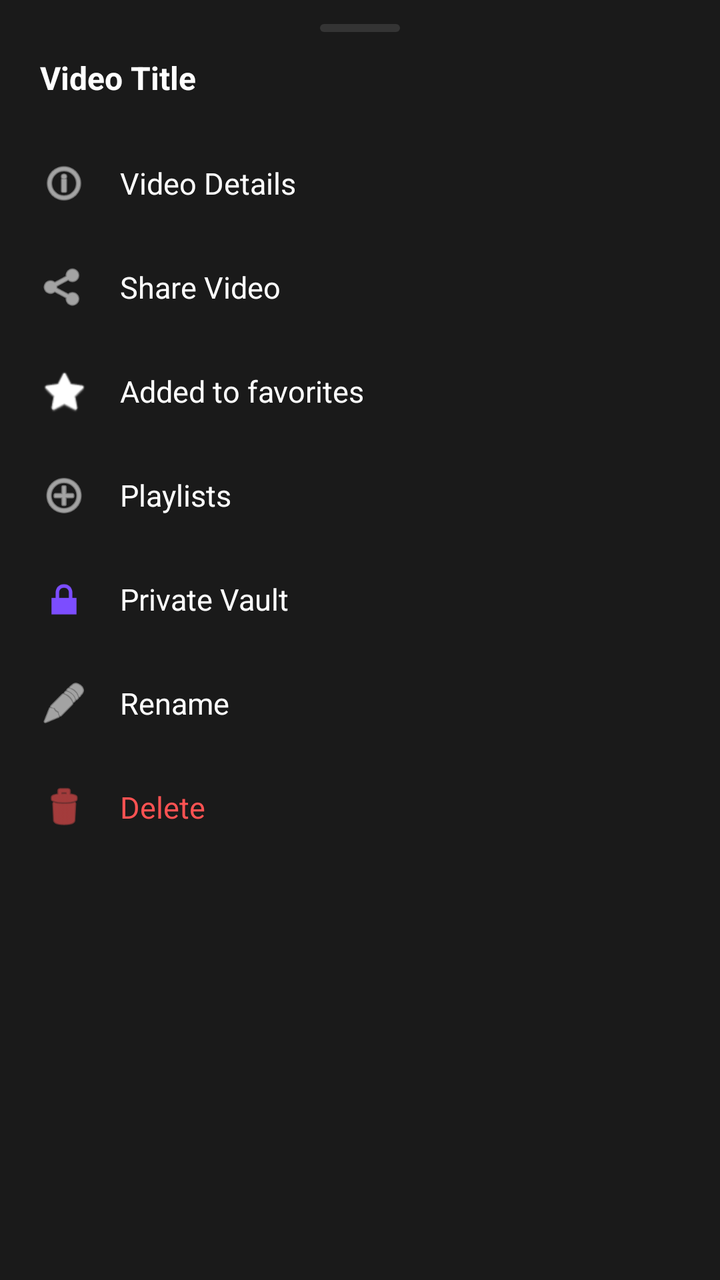
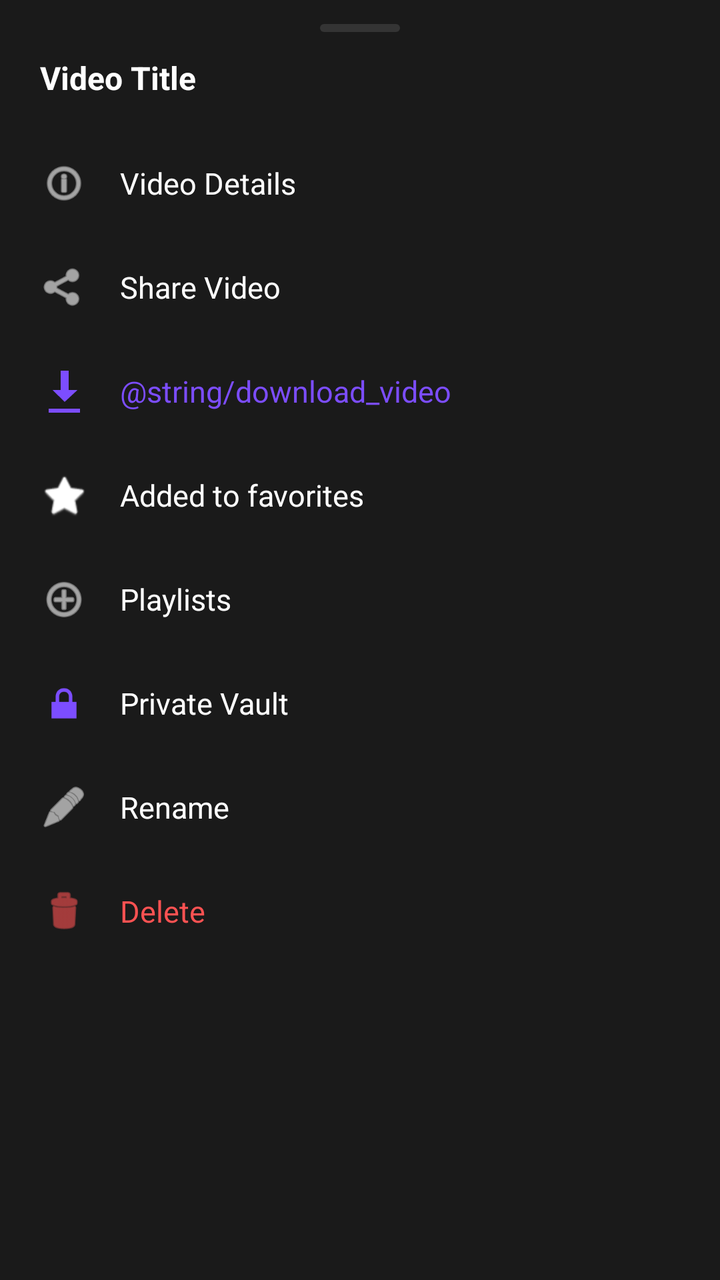

An Android layout rendered at two revisions. The XML below is the earlier revision; the diff shows what the commit changed to produce the second picture.
<!-- AndroidManifest.xml: application theme Theme.VidViewer -->
<!-- res/layout/bottom_sheet_video_options.xml -->
<?xml version="1.0" encoding="utf-8"?>
<LinearLayout
    xmlns:android="http://schemas.android.com/apk/res/android"
    android:layout_width="match_parent"
    android:layout_height="wrap_content"
    android:orientation="vertical"
    android:background="?attr/colorSurface"
    android:paddingBottom="24dp">

    
    <View
        android:layout_width="40dp"
        android:layout_height="4dp"
        android:layout_gravity="center_horizontal"
        android:layout_marginTop="12dp"
        android:layout_marginBottom="12dp"
        android:background="@drawable/bg_drag_handle" />

    
    <TextView
        android:id="@+id/tv_video_title"
        android:layout_width="match_parent"
        android:layout_height="wrap_content"
        android:text="Video Title"
        android:textSize="16sp"
        android:textStyle="bold"
        android:textColor="?attr/colorOnSurface"
        android:maxLines="2"
        android:ellipsize="end"
        android:paddingHorizontal="20dp"
        android:paddingBottom="16dp" />

    
    <LinearLayout
        android:id="@+id/option_details"
        android:layout_width="match_parent"
        android:layout_height="52dp"
        android:orientation="horizontal"
        android:gravity="center_vertical"
        android:paddingHorizontal="20dp"
        android:background="?attr/selectableItemBackground">

        <ImageView android:layout_width="24dp" android:layout_height="24dp"
            android:src="@android:drawable/ic_menu_info_details"
            android:tint="?attr/colorOnSurface" />
        <TextView android:layout_width="wrap_content" android:layout_height="wrap_content"
            android:text="@string/video_details" android:textSize="15sp"
            android:textColor="?attr/colorOnSurface" android:layout_marginStart="16dp" />
    </LinearLayout>

    
    <LinearLayout
        android:id="@+id/option_share"
        android:layout_width="match_parent"
        android:layout_height="52dp"
        android:orientation="horizontal"
        android:gravity="center_vertical"
        android:paddingHorizontal="20dp"
        android:background="?attr/selectableItemBackground">

        <ImageView android:layout_width="24dp" android:layout_height="24dp"
            android:src="@android:drawable/ic_menu_share"
            android:tint="?attr/colorOnSurface" />
        <TextView android:layout_width="wrap_content" android:layout_height="wrap_content"
            android:text="@string/share_video" android:textSize="15sp"
            android:textColor="?attr/colorOnSurface" android:layout_marginStart="16dp" />
    </LinearLayout>

    
    <LinearLayout
        android:id="@+id/option_favorite"
        android:layout_width="match_parent"
        android:layout_height="52dp"
        android:orientation="horizontal"
        android:gravity="center_vertical"
        android:paddingHorizontal="20dp"
        android:background="?attr/selectableItemBackground">

        <ImageView android:layout_width="24dp" android:layout_height="24dp"
            android:src="@android:drawable/btn_star_big_off"
            android:tint="?attr/colorOnSurface" />
        <TextView android:layout_width="wrap_content" android:layout_height="wrap_content"
            android:text="@string/added_to_favorites" android:textSize="15sp"
            android:textColor="?attr/colorOnSurface" android:layout_marginStart="16dp" />
    </LinearLayout>

    
    <LinearLayout
        android:id="@+id/option_playlist"
        android:layout_width="match_parent"
        android:layout_height="52dp"
        android:orientation="horizontal"
        android:gravity="center_vertical"
        android:paddingHorizontal="20dp"
        android:background="?attr/selectableItemBackground">

        <ImageView android:layout_width="24dp" android:layout_height="24dp"
            android:src="@android:drawable/ic_menu_add"
            android:tint="?attr/colorOnSurface" />
        <TextView android:layout_width="wrap_content" android:layout_height="wrap_content"
            android:text="@string/playlists" android:textSize="15sp"
            android:textColor="?attr/colorOnSurface" android:layout_marginStart="16dp" />
    </LinearLayout>

    
    <LinearLayout
        android:id="@+id/option_vault"
        android:layout_width="match_parent"
        android:layout_height="52dp"
        android:orientation="horizontal"
        android:gravity="center_vertical"
        android:paddingHorizontal="20dp"
        android:background="?attr/selectableItemBackground">

        <ImageView android:layout_width="24dp" android:layout_height="24dp"
            android:src="@android:drawable/ic_lock_lock"
            android:tint="@color/vault_primary" />
        <TextView android:layout_width="wrap_content" android:layout_height="wrap_content"
            android:text="@string/private_vault" android:textSize="15sp"
            android:textColor="?attr/colorOnSurface" android:layout_marginStart="16dp" />
    </LinearLayout>

    
    <LinearLayout
        android:id="@+id/option_rename"
        android:layout_width="match_parent"
        android:layout_height="52dp"
        android:orientation="horizontal"
        android:gravity="center_vertical"
        android:paddingHorizontal="20dp"
        android:background="?attr/selectableItemBackground">

        <ImageView android:layout_width="24dp" android:layout_height="24dp"
            android:src="@android:drawable/ic_menu_edit"
            android:tint="?attr/colorOnSurface" />
        <TextView android:layout_width="wrap_content" android:layout_height="wrap_content"
            android:text="@string/rename_video" android:textSize="15sp"
            android:textColor="?attr/colorOnSurface" android:layout_marginStart="16dp" />
    </LinearLayout>

    
    <LinearLayout
        android:id="@+id/option_delete"
        android:layout_width="match_parent"
        android:layout_height="52dp"
        android:orientation="horizontal"
        android:gravity="center_vertical"
        android:paddingHorizontal="20dp"
        android:background="?attr/selectableItemBackground">

        <ImageView android:layout_width="24dp" android:layout_height="24dp"
            android:src="@android:drawable/ic_menu_delete"
            android:tint="@color/md_theme_error" />
        <TextView android:layout_width="wrap_content" android:layout_height="wrap_content"
            android:text="@string/delete_video" android:textSize="15sp"
            android:textColor="@color/md_theme_error" android:layout_marginStart="16dp" />
    </LinearLayout>

</LinearLayout>
<!-- resources referenced by this layout -->
<resources>
  <color name="md_theme_error">#FF5252</color>
  <color name="vault_primary">#7C4DFF</color>
  <!-- drawable bg_drag_handle (drawable) -->
  <?xml version="1.0" encoding="utf-8"?>
  <shape xmlns:android="http://schemas.android.com/apk/res/android"
      android:shape="rectangle">
      <solid android:color="#40808080" />
      <corners android:radius="2dp" />
  </shape>
  <string name="added_to_favorites">Added to favorites</string>
  <string name="delete_video">Delete</string>
  <string name="playlists">Playlists</string>
  <string name="private_vault">Private Vault</string>
  <string name="rename_video">Rename</string>
  <string name="share_video">Share Video</string>
  <string name="video_details">Video Details</string>
  <style name="Theme.VidViewer" parent="Theme.MaterialComponents.DayNight.NoActionBar">
          <item name="colorPrimary">@color/accent</item>
          <item name="colorPrimaryVariant">@color/accent_dark</item>
          <item name="colorOnPrimary">@color/white</item>
          <item name="colorSecondary">@color/accent</item>
          <item name="colorOnSecondary">@color/white</item>
          <item name="android:colorBackground">@color/bg_dark</item>
          <item name="colorSurface">@color/bg_surface</item>
          <item name="colorOnSurface">@color/white</item>
          <item name="colorError">@color/error</item>
          <item name="android:windowBackground">@color/bg_dark</item>
          <item name="android:statusBarColor">@color/bg_dark</item>
          <item name="android:navigationBarColor">@color/bg_nav</item>
          <item name="android:textColorPrimary">@color/text_primary</item>
          <item name="android:textColorSecondary">@color/text_secondary</item>
          <item name="materialAlertDialogTheme">@style/AlertDialogTheme</item>
      </style>
  <color name="accent">#7C4DFF</color>
  <color name="accent_dark">#5C35CC</color>
  <color name="white">#FFFFFF</color>
  <color name="bg_dark">#0D0D0D</color>
  <color name="bg_surface">#1A1A1A</color>
  <color name="error">#FF5252</color>
  <color name="bg_nav">#141414</color>
  <color name="text_primary">#FFFFFF</color>
  <color name="text_secondary">#888888</color>
  <style name="AlertDialogTheme" parent="Theme.MaterialComponents.Dialog.Alert">
          <item name="colorPrimary">@color/accent</item>
          <item name="android:colorBackground">@color/bg_surface</item>
          <item name="colorOnSurface">@color/text_primary</item>
      </style>
</resources>

<!-- the commit's change to res/layout/bottom_sheet_video_options.xml (unified diff, before → after) -->
@@ -1,156 +1,106 @@
 <?xml version="1.0" encoding="utf-8"?>
-<LinearLayout
-    xmlns:android="http://schemas.android.com/apk/res/android"
+<LinearLayout xmlns:android="http://schemas.android.com/apk/res/android"
     android:layout_width="match_parent"
     android:layout_height="wrap_content"
     android:orientation="vertical"
     android:background="?attr/colorSurface"
     android:paddingBottom="24dp">
 
-    
-    <View
-        android:layout_width="40dp"
-        android:layout_height="4dp"
+    <View android:layout_width="40dp" android:layout_height="4dp"
         android:layout_gravity="center_horizontal"
-        android:layout_marginTop="12dp"
-        android:layout_marginBottom="12dp"
+        android:layout_marginTop="12dp" android:layout_marginBottom="12dp"
         android:background="@drawable/bg_drag_handle" />
 
-    
-    <TextView
-        android:id="@+id/tv_video_title"
-        android:layout_width="match_parent"
-        android:layout_height="wrap_content"
-        android:text="Video Title"
-        android:textSize="16sp"
-        android:textStyle="bold"
-        android:textColor="?attr/colorOnSurface"
-        android:maxLines="2"
-        android:ellipsize="end"
-        android:paddingHorizontal="20dp"
-        android:paddingBottom="16dp" />
+    <TextView android:id="@+id/tv_video_title"
+        android:layout_width="match_parent" android:layout_height="wrap_content"
+        android:text="Video Title" android:textSize="16sp" android:textStyle="bold"
+        android:textColor="?attr/colorOnSurface" android:maxLines="2"
+        android:ellipsize="end" android:paddingHorizontal="20dp" android:paddingBottom="16dp" />
 
-    
-    <LinearLayout
-        android:id="@+id/option_details"
-        android:layout_width="match_parent"
-        android:layout_height="52dp"
-        android:orientation="horizontal"
-        android:gravity="center_vertical"
-        android:paddingHorizontal="20dp"
-        android:background="?attr/selectableItemBackground">
-
+    <LinearLayout android:id="@+id/option_details"
+        android:layout_width="match_parent" android:layout_height="52dp"
+        android:orientation="horizontal" android:gravity="center_vertical"
+        android:paddingHorizontal="20dp" android:background="?attr/selectableItemBackground">
         <ImageView android:layout_width="24dp" android:layout_height="24dp"
-            android:src="@android:drawable/ic_menu_info_details"
-            android:tint="?attr/colorOnSurface" />
+            android:src="@android:drawable/ic_menu_info_details" android:tint="?attr/colorOnSurface" />
         <TextView android:layout_width="wrap_content" android:layout_height="wrap_content"
             android:text="@string/video_details" android:textSize="15sp"
             android:textColor="?attr/colorOnSurface" android:layout_marginStart="16dp" />
     </LinearLayout>
 
-    
-    <LinearLayout
-        android:id="@+id/option_share"
-        android:layout_width="match_parent"
-        android:layout_height="52dp"
-        android:orientation="horizontal"
-        android:gravity="center_vertical"
-        android:paddingHorizontal="20dp"
-        android:background="?attr/selectableItemBackground">
-
+    <LinearLayout android:id="@+id/option_share"
+        android:layout_width="match_parent" android:layout_height="52dp"
+        android:orientation="horizontal" android:gravity="center_vertical"
+        android:paddingHorizontal="20dp" android:background="?attr/selectableItemBackground">
         <ImageView android:layout_width="24dp" android:layout_height="24dp"
-            android:src="@android:drawable/ic_menu_share"
-            android:tint="?attr/colorOnSurface" />
+            android:src="@android:drawable/ic_menu_share" android:tint="?attr/colorOnSurface" />
         <TextView android:layout_width="wrap_content" android:layout_height="wrap_content"
             android:text="@string/share_video" android:textSize="15sp"
             android:textColor="?attr/colorOnSurface" android:layout_marginStart="16dp" />
     </LinearLayout>
 
     
-    <LinearLayout
-        android:id="@+id/option_favorite"
-        android:layout_width="match_parent"
-        android:layout_height="52dp"
-        android:orientation="horizontal"
-        android:gravity="center_vertical"
-        android:paddingHorizontal="20dp"
-        android:background="?attr/selectableItemBackground">
+    <LinearLayout android:id="@+id/option_download"
+        android:layout_width="match_parent" android:layout_height="52dp"
+        android:orientation="horizontal" android:gravity="center_vertical"
+        android:paddingHorizontal="20dp" android:background="?attr/selectableItemBackground">
+        <ImageView android:layout_width="24dp" android:layout_height="24dp"
+            android:src="@android:drawable/stat_sys_download" android:tint="?attr/colorPrimary" />
+        <TextView android:layout_width="wrap_content" android:layout_height="wrap_content"
+            android:text="@string/download_video" android:textSize="15sp"
+            android:textColor="?attr/colorPrimary" android:layout_marginStart="16dp" />
+    </LinearLayout>
 
+    <LinearLayout android:id="@+id/option_favorite"
+        android:layout_width="match_parent" android:layout_height="52dp"
+        android:orientation="horizontal" android:gravity="center_vertical"
+        android:paddingHorizontal="20dp" android:background="?attr/selectableItemBackground">
         <ImageView android:layout_width="24dp" android:layout_height="24dp"
-            android:src="@android:drawable/btn_star_big_off"
-            android:tint="?attr/colorOnSurface" />
+            android:src="@android:drawable/btn_star_big_off" android:tint="?attr/colorOnSurface" />
         <TextView android:layout_width="wrap_content" android:layout_height="wrap_content"
             android:text="@string/added_to_favorites" android:textSize="15sp"
             android:textColor="?attr/colorOnSurface" android:layout_marginStart="16dp" />
     </LinearLayout>
 
-    
-    <LinearLayout
-        android:id="@+id/option_playlist"
-        android:layout_width="match_parent"
-        android:layout_height="52dp"
-        android:orientation="horizontal"
-        android:gravity="center_vertical"
-        android:paddingHorizontal="20dp"
-        android:background="?attr/selectableItemBackground">
-
+    <LinearLayout android:id="@+id/option_playlist"
+        android:layout_width="match_parent" android:layout_height="52dp"
+        android:orientation="horizontal" android:gravity="center_vertical"
+        android:paddingHorizontal="20dp" android:background="?attr/selectableItemBackground">
         <ImageView android:layout_width="24dp" android:layout_height="24dp"
-            android:src="@android:drawable/ic_menu_add"
-            android:tint="?attr/colorOnSurface" />
+            android:src="@android:drawable/ic_menu_add" android:tint="?attr/colorOnSurface" />
         <TextView android:layout_width="wrap_content" android:layout_height="wrap_content"
             android:text="@string/playlists" android:textSize="15sp"
             android:textColor="?attr/colorOnSurface" android:layout_marginStart="16dp" />
     </LinearLayout>
 
-    
-    <LinearLayout
-        android:id="@+id/option_vault"
-        android:layout_width="match_parent"
-        android:layout_height="52dp"
-        android:orientation="horizontal"
-        android:gravity="center_vertical"
-        android:paddingHorizontal="20dp"
-        android:background="?attr/selectableItemBackground">
-
+    <LinearLayout android:id="@+id/option_vault"
+        android:layout_width="match_parent" android:layout_height="52dp"
+        android:orientation="horizontal" android:gravity="center_vertical"
+        android:paddingHorizontal="20dp" android:background="?attr/selectableItemBackground">
         <ImageView android:layout_width="24dp" android:layout_height="24dp"
-            android:src="@android:drawable/ic_lock_lock"
-            android:tint="@color/vault_primary" />
+            android:src="@android:drawable/ic_lock_lock" android:tint="@color/vault_primary" />
         <TextView android:layout_width="wrap_content" android:layout_height="wrap_content"
             android:text="@string/private_vault" android:textSize="15sp"
             android:textColor="?attr/colorOnSurface" android:layout_marginStart="16dp" />
     </LinearLayout>
 
-    
-    <LinearLayout
-        android:id="@+id/option_rename"
-        android:layout_width="match_parent"
-        android:layout_height="52dp"
-        android:orientation="horizontal"
-        android:gravity="center_vertical"
-        android:paddingHorizontal="20dp"
-        android:background="?attr/selectableItemBackground">
-
+    <LinearLayout android:id="@+id/option_rename"
+        android:layout_width="match_parent" android:layout_height="52dp"
+        android:orientation="horizontal" android:gravity="center_vertical"
+        android:paddingHorizontal="20dp" android:background="?attr/selectableItemBackground">
         <ImageView android:layout_width="24dp" android:layout_height="24dp"
-            android:src="@android:drawable/ic_menu_edit"
-            android:tint="?attr/colorOnSurface" />
+            android:src="@android:drawable/ic_menu_edit" android:tint="?attr/colorOnSurface" />
         <TextView android:layout_width="wrap_content" android:layout_height="wrap_content"
             android:text="@string/rename_video" android:textSize="15sp"
             android:textColor="?attr/colorOnSurface" android:layout_marginStart="16dp" />
     </LinearLayout>
 
-    
-    <LinearLayout
-        android:id="@+id/option_delete"
-        android:layout_width="match_parent"
-        android:layout_height="52dp"
-        android:orientation="horizontal"
-        android:gravity="center_vertical"
-        android:paddingHorizontal="20dp"
-        android:background="?attr/selectableItemBackground">
-
+    <LinearLayout android:id="@+id/option_delete"
+        android:layout_width="match_parent" android:layout_height="52dp"
+        android:orientation="horizontal" android:gravity="center_vertical"
+        android:paddingHorizontal="20dp" android:background="?attr/selectableItemBackground">
         <ImageView android:layout_width="24dp" android:layout_height="24dp"
-            android:src="@android:drawable/ic_menu_delete"
-            android:tint="@color/md_theme_error" />
+            android:src="@android:drawable/ic_menu_delete" android:tint="@color/md_theme_error" />
         <TextView android:layout_width="wrap_content" android:layout_height="wrap_content"
             android:text="@string/delete_video" android:textSize="15sp"
             android:textColor="@color/md_theme_error" android:layout_marginStart="16dp" />
